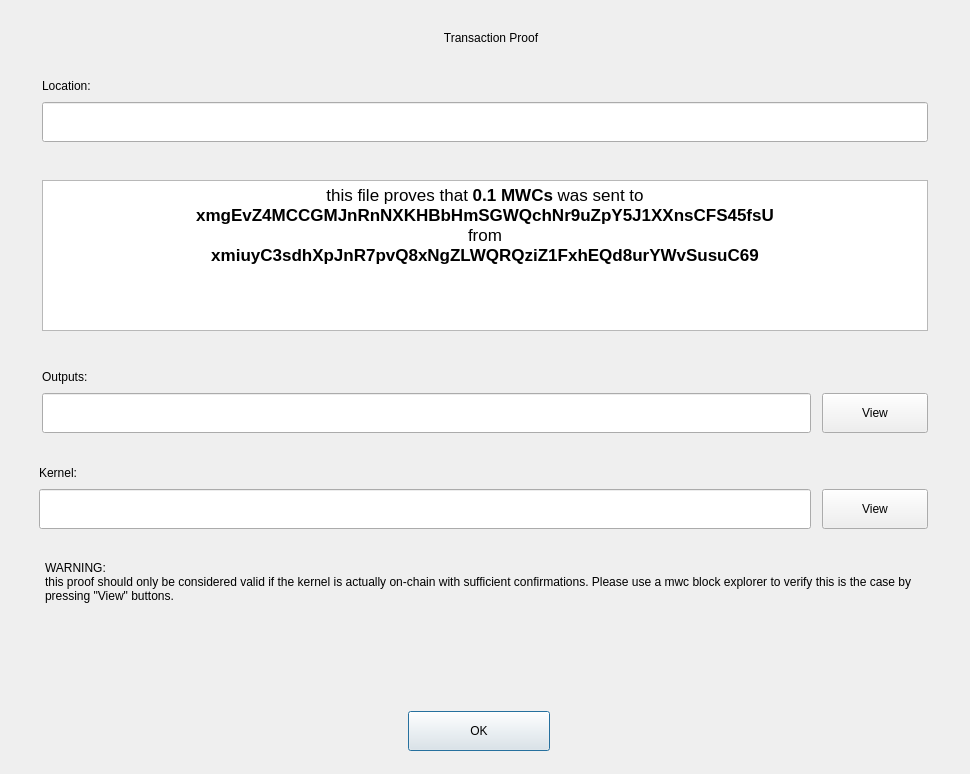
First picture: the form in dialogs/showproofdlg.ui, repository 0xkobe/mwc-wallet, before the edit.
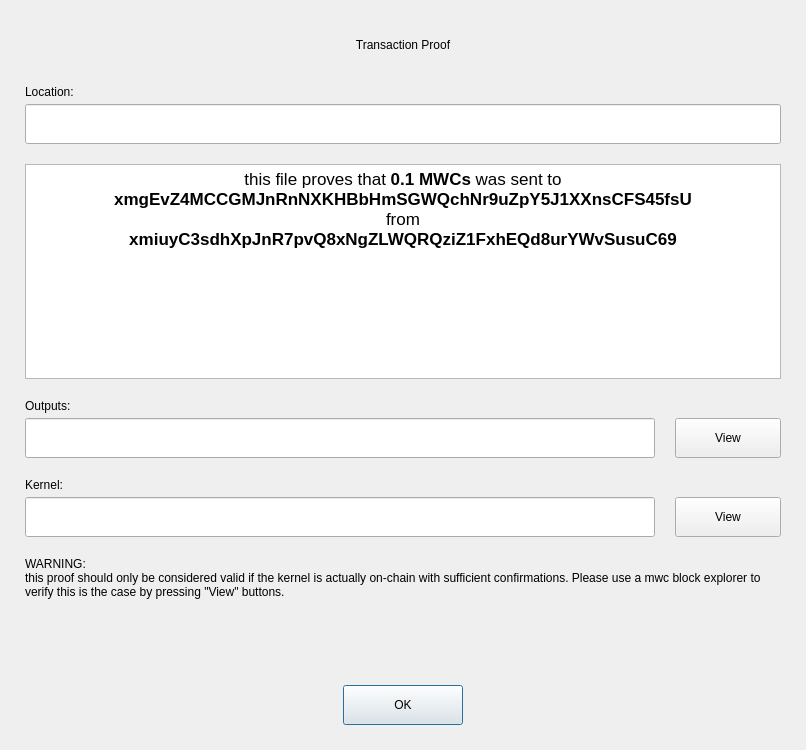
Second picture: the form after the edit. Custom widgets are drawn as their Qt base class.

Diff of the .ui file:
```diff
--- a/dialogs/showproofdlg.ui
+++ b/dialogs/showproofdlg.ui
@@ -6,22 +6,31 @@
    <rect>
     <x>0</x>
     <y>0</y>
-    <width>970</width>
-    <height>774</height>
+    <width>806</width>
+    <height>750</height>
    </rect>
   </property>
   <property name="windowTitle">
    <string>Dialog</string>
   </property>
+  <layout class="QVBoxLayout" name="verticalLayout_6" stretch="0,0,2,0,0,1,0">
+   <property name="spacing">
+    <number>20</number>
+   </property>
+   <property name="leftMargin">
+    <number>25</number>
+   </property>
+   <property name="topMargin">
+    <number>25</number>
+   </property>
+   <property name="rightMargin">
+    <number>25</number>
+   </property>
+   <property name="bottomMargin">
+    <number>25</number>
+   </property>
+   <item>
   <widget class="control::MwcLabelLarge" name="titleLabel">
-   <property name="geometry">
-    <rect>
-     <x>39</x>
-     <y>18</y>
-     <width>904</width>
-     <height>40</height>
-    </rect>
-   </property>
    <property name="minimumSize">
     <size>
      <width>0</width>
@@ -35,28 +44,21 @@
     <set>Qt::AlignCenter</set>
    </property>
   </widget>
+   </item>
+   <item>
+    <layout class="QVBoxLayout" name="verticalLayout">
+     <property name="spacing">
+      <number>5</number>
+     </property>
+     <item>
   <widget class="control::MwcLabelSmall" name="label">
-   <property name="geometry">
-    <rect>
-     <x>42</x>
-     <y>75</y>
-     <width>145</width>
-     <height>22</height>
-    </rect>
-   </property>
    <property name="text">
     <string>Location:</string>
    </property>
   </widget>
+     </item>
+     <item>
   <widget class="control::MwcLineEditNormal" name="proofLocation">
-   <property name="geometry">
-    <rect>
-     <x>42</x>
-     <y>102</y>
-     <width>886</width>
-     <height>40</height>
-    </rect>
-   </property>
    <property name="minimumSize">
     <size>
      <width>0</width>
@@ -73,15 +75,11 @@
     <bool>true</bool>
    </property>
   </widget>
+     </item>
+    </layout>
+   </item>
+   <item>
   <widget class="QTextEdit" name="textEdit">
-   <property name="geometry">
-    <rect>
-     <x>42</x>
-     <y>180</y>
-     <width>886</width>
-     <height>151</height>
-    </rect>
-   </property>
    <property name="readOnly">
     <bool>true</bool>
    </property>
@@ -89,69 +87,87 @@
     <string>&lt;!DOCTYPE HTML PUBLIC &quot;-//W3C//DTD HTML 4.0//EN&quot; &quot;http://www.w3.org/TR/REC-html40/strict.dtd&quot;&gt;
 &lt;html&gt;&lt;head&gt;&lt;meta name=&quot;qrichtext&quot; content=&quot;1&quot; /&gt;&lt;style type=&quot;text/css&quot;&gt;
 p, li { white-space: pre-wrap; }
-&lt;/style&gt;&lt;/head&gt;&lt;body style=&quot; font-family:'.SF NS Text'; font-size:13pt; font-weight:400; font-style:normal;&quot;&gt;
-&lt;p align=&quot;center&quot; style=&quot; margin-top:12px; margin-bottom:12px; margin-left:0px; margin-right:0px; -qt-block-indent:0; text-indent:0px;&quot;&gt;this file proves that &lt;span style=&quot; font-weight:600;&quot;&gt;0.1 MWCs&lt;/span&gt; was sent to&lt;br /&gt;&lt;span style=&quot; font-weight:600;&quot;&gt;xmgEvZ4MCCGMJnRnNXKHBbHmSGWQchNr9uZpY5J1XXnsCFS45fsU&lt;/span&gt;&lt;br /&gt;from &lt;br /&gt;&lt;span style=&quot; font-weight:600;&quot;&gt;xmiuyC3sdhXpJnR7pvQ8xNgZLWQRQziZ1FxhEQd8urYWvSusuC69&lt;/span&gt;&lt;/p&gt;&lt;/body&gt;&lt;/html&gt;</string>
-   </property>
-  </widget>
-  <widget class="control::MwcLineEditNormal" name="output">
-   <property name="geometry">
-    <rect>
-     <x>42</x>
-     <y>393</y>
-     <width>769</width>
-     <height>40</height>
-    </rect>
-   </property>
-   <property name="minimumSize">
-    <size>
-     <width>0</width>
-     <height>40</height>
-    </size>
-   </property>
-   <property name="maximumSize">
-    <size>
-     <width>16777215</width>
-     <height>40</height>
-    </size>
-   </property>
-   <property name="text">
-    <string/>
-   </property>
-   <property name="readOnly">
-    <bool>true</bool>
-   </property>
-  </widget>
+&lt;/style&gt;&lt;/head&gt;&lt;body style=&quot; font-family:'.AppleSystemUIFont'; font-size:13pt; font-weight:400; font-style:normal;&quot;&gt;
+&lt;p align=&quot;center&quot; style=&quot; margin-top:12px; margin-bottom:12px; margin-left:0px; margin-right:0px; -qt-block-indent:0; text-indent:0px;&quot;&gt;&lt;span style=&quot; font-family:'.SF NS Text';&quot;&gt;this file proves that &lt;/span&gt;&lt;span style=&quot; font-family:'.SF NS Text'; font-weight:600;&quot;&gt;0.1 MWCs&lt;/span&gt;&lt;span style=&quot; font-family:'.SF NS Text';&quot;&gt; was sent to&lt;br /&gt;&lt;/span&gt;&lt;span style=&quot; font-family:'.SF NS Text'; font-weight:600;&quot;&gt;xmgEvZ4MCCGMJnRnNXKHBbHmSGWQchNr9uZpY5J1XXnsCFS45fsU&lt;/span&gt;&lt;span style=&quot; font-family:'.SF NS Text';&quot;&gt;&lt;br /&gt;from &lt;br /&gt;&lt;/span&gt;&lt;span style=&quot; font-family:'.SF NS Text'; font-weight:600;&quot;&gt;xmiuyC3sdhXpJnR7pvQ8xNgZLWQRQziZ1FxhEQd8urYWvSusuC69&lt;/span&gt;&lt;/p&gt;&lt;/body&gt;&lt;/html&gt;</string>
+     </property>
+    </widget>
+   </item>
+   <item>
+    <layout class="QHBoxLayout" name="horizontalLayout_3">
+     <property name="sizeConstraint">
+      <enum>QLayout::SetDefaultConstraint</enum>
+     </property>
+     <item>
+      <layout class="QVBoxLayout" name="verticalLayout_2">
+       <property name="spacing">
+        <number>5</number>
+       </property>
+       <item>
   <widget class="control::MwcLabelSmall" name="label_2">
-   <property name="geometry">
-    <rect>
-     <x>42</x>
-     <y>366</y>
-     <width>145</width>
-     <height>22</height>
-    </rect>
+         <property name="sizePolicy">
+          <sizepolicy hsizetype="Preferred" vsizetype="Fixed">
+           <horstretch>0</horstretch>
+           <verstretch>0</verstretch>
+          </sizepolicy>
    </property>
    <property name="text">
     <string>Outputs:</string>
    </property>
   </widget>
+       </item>
+       <item>
+        <widget class="control::MwcLineEditNormal" name="output">
+         <property name="minimumSize">
+          <size>
+           <width>0</width>
+           <height>40</height>
+          </size>
+         </property>
+         <property name="maximumSize">
+          <size>
+           <width>16777215</width>
+           <height>40</height>
+          </size>
+         </property>
+         <property name="text">
+          <string/>
+         </property>
+         <property name="readOnly">
+          <bool>true</bool>
+         </property>
+        </widget>
+       </item>
+      </layout>
+     </item>
+     <item>
+      <layout class="QVBoxLayout" name="verticalLayout_4">
+       <property name="spacing">
+        <number>0</number>
+       </property>
+       <item>
+        <spacer name="verticalSpacer">
+         <property name="orientation">
+          <enum>Qt::Vertical</enum>
+         </property>
+         <property name="sizeHint" stdset="0">
+          <size>
+           <width>20</width>
+           <height>0</height>
+          </size>
+         </property>
+        </spacer>
+       </item>
+       <item>
   <widget class="control::MwcPushButtonNormal" name="viewOutput">
-   <property name="geometry">
-    <rect>
-     <x>822</x>
-     <y>393</y>
-     <width>106</width>
-     <height>40</height>
-    </rect>
-   </property>
    <property name="minimumSize">
     <size>
-     <width>0</width>
+           <width>106</width>
      <height>40</height>
     </size>
    </property>
    <property name="maximumSize">
     <size>
-     <width>16777215</width>
+           <width>106</width>
      <height>40</height>
     </size>
    </property>
@@ -168,15 +184,27 @@
     <bool>false</bool>
    </property>
   </widget>
+       </item>
+      </layout>
+     </item>
+    </layout>
+   </item>
+   <item>
+    <layout class="QHBoxLayout" name="horizontalLayout_2">
+     <item>
+      <layout class="QVBoxLayout" name="verticalLayout_3">
+       <property name="spacing">
+        <number>5</number>
+       </property>
+       <item>
+        <widget class="control::MwcLabelSmall" name="label_3">
+         <property name="text">
+          <string>Kernel:</string>
+         </property>
+        </widget>
+       </item>
+       <item>
   <widget class="control::MwcLineEditNormal" name="kernel">
-   <property name="geometry">
-    <rect>
-     <x>39</x>
-     <y>489</y>
-     <width>772</width>
-     <height>40</height>
-    </rect>
-   </property>
    <property name="minimumSize">
     <size>
      <width>0</width>
@@ -196,24 +224,38 @@
     <bool>true</bool>
    </property>
   </widget>
+       </item>
+      </layout>
+     </item>
+     <item>
+      <layout class="QVBoxLayout" name="verticalLayout_5">
+       <property name="spacing">
+        <number>0</number>
+       </property>
+       <item>
+        <spacer name="verticalSpacer_2">
+         <property name="orientation">
+          <enum>Qt::Vertical</enum>
+         </property>
+         <property name="sizeHint" stdset="0">
+          <size>
+           <width>20</width>
+           <height>0</height>
+          </size>
+         </property>
+        </spacer>
+       </item>
+       <item>
   <widget class="control::MwcPushButtonNormal" name="viewKernel">
-   <property name="geometry">
-    <rect>
-     <x>822</x>
-     <y>489</y>
-     <width>106</width>
-     <height>40</height>
-    </rect>
-   </property>
    <property name="minimumSize">
     <size>
-     <width>0</width>
+           <width>106</width>
      <height>40</height>
     </size>
    </property>
    <property name="maximumSize">
     <size>
-     <width>16777215</width>
+           <width>106</width>
      <height>40</height>
     </size>
    </property>
@@ -230,28 +272,13 @@
     <bool>false</bool>
    </property>
   </widget>
-  <widget class="control::MwcLabelSmall" name="label_3">
-   <property name="geometry">
-    <rect>
-     <x>39</x>
-     <y>462</y>
-     <width>145</width>
-     <height>22</height>
-    </rect>
-   </property>
-   <property name="text">
-    <string>Kernel:</string>
-   </property>
-  </widget>
+       </item>
+      </layout>
+     </item>
+    </layout>
+   </item>
+   <item>
   <widget class="control::MwcLabelLarge" name="label_4">
-   <property name="geometry">
-    <rect>
-     <x>45</x>
-     <y>561</y>
-     <width>877</width>
-     <height>136</height>
-    </rect>
-   </property>
    <property name="text">
     <string>&lt;html&gt;&lt;head/&gt;&lt;body&gt;&lt;p&gt;WARNING: &lt;br/&gt;this proof should only be considered valid if the kernel is actually on-chain with sufficient confirmations. Please use a mwc block explorer to verify this is the case by pressing &amp;quot;View&amp;quot; buttons.&lt;/p&gt;&lt;/body&gt;&lt;/html&gt;</string>
    </property>
@@ -262,24 +289,33 @@
     <bool>true</bool>
    </property>
   </widget>
+   </item>
+   <item>
+    <layout class="QHBoxLayout" name="horizontalLayout">
+     <item>
+      <spacer name="horizontalSpacer">
+       <property name="orientation">
+        <enum>Qt::Horizontal</enum>
+       </property>
+       <property name="sizeHint" stdset="0">
+        <size>
+         <width>40</width>
+         <height>20</height>
+        </size>
+       </property>
+      </spacer>
+     </item>
+     <item>
   <widget class="control::MwcPushButtonNormal" name="pushButton">
-   <property name="geometry">
-    <rect>
-     <x>408</x>
-     <y>711</y>
-     <width>142</width>
-     <height>40</height>
-    </rect>
-   </property>
    <property name="minimumSize">
     <size>
-     <width>0</width>
+         <width>120</width>
      <height>40</height>
     </size>
    </property>
    <property name="maximumSize">
     <size>
-     <width>16777215</width>
+         <width>120</width>
      <height>40</height>
     </size>
    </property>
@@ -290,6 +326,23 @@
     <string>OK</string>
    </property>
   </widget>
+     </item>
+     <item>
+      <spacer name="horizontalSpacer_2">
+       <property name="orientation">
+        <enum>Qt::Horizontal</enum>
+       </property>
+       <property name="sizeHint" stdset="0">
+        <size>
+         <width>40</width>
+         <height>20</height>
+        </size>
+       </property>
+      </spacer>
+     </item>
+    </layout>
+   </item>
+  </layout>
  </widget>
  <customwidgets>
   <customwidget>
```
Lines whose indentation alone changed are shown as unchanged.
